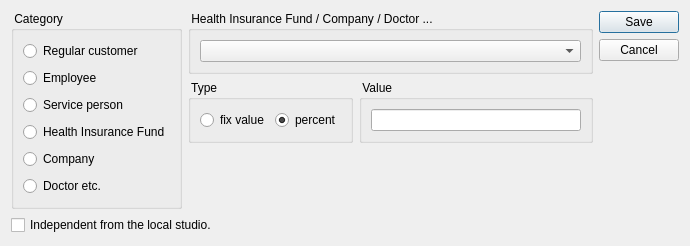
First picture: the form in client/dlgdiscountedit.ui, repository tbikfalvi/Belenus, before the edit.
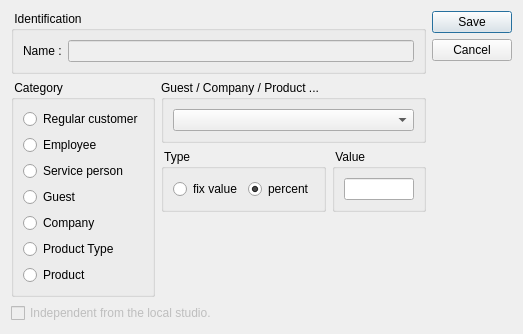
Second picture: the form after the edit.

What changed in the file:
```diff
--- a/client/dlgdiscountedit.ui
+++ b/client/dlgdiscountedit.ui
@@ -6,14 +6,41 @@
    <rect>
     <x>0</x>
     <y>0</y>
-    <width>690</width>
-    <height>246</height>
+    <width>496</width>
+    <height>294</height>
    </rect>
   </property>
   <property name="windowTitle">
    <string>Dialog</string>
   </property>
+  <layout class="QVBoxLayout" name="verticalLayout_6">
+   <item>
+    <layout class="QHBoxLayout" name="horizontalLayout_6">
+     <item>
   <layout class="QVBoxLayout" name="verticalLayout_5">
+       <item>
+        <widget class="QGroupBox" name="gbIdentification">
+         <property name="title">
+          <string> Identification </string>
+         </property>
+         <layout class="QHBoxLayout" name="horizontalLayout_5">
+          <item>
+           <widget class="QLabel" name="lblName">
+            <property name="text">
+             <string>Name :</string>
+            </property>
+           </widget>
+          </item>
+          <item>
+           <widget class="QLineEdit" name="ledName">
+            <property name="enabled">
+             <bool>false</bool>
+            </property>
+           </widget>
+          </item>
+         </layout>
+        </widget>
+       </item>
    <item>
     <layout class="QHBoxLayout" name="horizontalLayout_4">
      <item>
@@ -44,14 +71,20 @@
          </widget>
         </item>
         <item>
-         <widget class="QRadioButton" name="rbHealthInsurance">
+             <widget class="QRadioButton" name="rbGuest">
+              <property name="enabled">
+               <bool>true</bool>
+              </property>
           <property name="text">
-           <string>Health Insurance Fund</string>
+               <string>Guest</string>
           </property>
          </widget>
         </item>
         <item>
          <widget class="QRadioButton" name="rbCompany">
+              <property name="enabled">
+               <bool>true</bool>
+              </property>
           <property name="text">
            <string>Company</string>
           </property>
@@ -60,7 +93,14 @@
         <item>
          <widget class="QRadioButton" name="rbDoctor">
           <property name="text">
-           <string>Doctor etc.</string>
+               <string>Product Type</string>
+              </property>
+             </widget>
+            </item>
+            <item>
+             <widget class="QRadioButton" name="rbProduct">
+              <property name="text">
+               <string>Product</string>
           </property>
          </widget>
         </item>
@@ -72,11 +112,15 @@
        <item>
         <widget class="QGroupBox" name="gbDiscountCombo">
          <property name="title">
-          <string> Health Insurance Fund / Company / Doctor ... </string>
+              <string>Guest / Company / Product ... </string>
          </property>
          <layout class="QVBoxLayout" name="verticalLayout_2">
           <item>
-           <widget class="QComboBox" name="cmbHCDList"/>
+               <widget class="QComboBox" name="cmbHCDList">
+                <property name="enabled">
+                 <bool>true</bool>
+                </property>
+               </widget>
           </item>
          </layout>
         </widget>
@@ -119,12 +163,31 @@
              <widget class="QLineEdit" name="ledDiscount">
               <property name="minimumSize">
                <size>
-                <width>100</width>
+                    <width>70</width>
                 <height>0</height>
                </size>
               </property>
-             </widget>
-            </item>
+                  <property name="maximumSize">
+                   <size>
+                    <width>70</width>
+                    <height>16777215</height>
+                   </size>
+                  </property>
+                 </widget>
+                </item>
+                <item>
+                 <spacer name="horizontalSpacer">
+                  <property name="orientation">
+                   <enum>Qt::Horizontal</enum>
+                  </property>
+                  <property name="sizeHint" stdset="0">
+                   <size>
+                    <width>40</width>
+                    <height>20</height>
+                   </size>
+                  </property>
+                 </spacer>
+                </item>
            </layout>
           </widget>
          </item>
@@ -145,6 +208,10 @@
        </item>
       </layout>
      </item>
+        </layout>
+       </item>
+      </layout>
+     </item>
      <item>
       <layout class="QVBoxLayout" name="verticalLayout_4">
        <item>
@@ -192,6 +259,9 @@
    </item>
    <item>
     <widget class="QCheckBox" name="checkIndependent">
+     <property name="enabled">
+      <bool>false</bool>
+     </property>
      <property name="text">
       <string>Independent from the local studio.</string>
      </property>
```
Left out of the diff: 2 changed lines with no effect on the pictures. Lines whose indentation alone changed are shown as unchanged.
